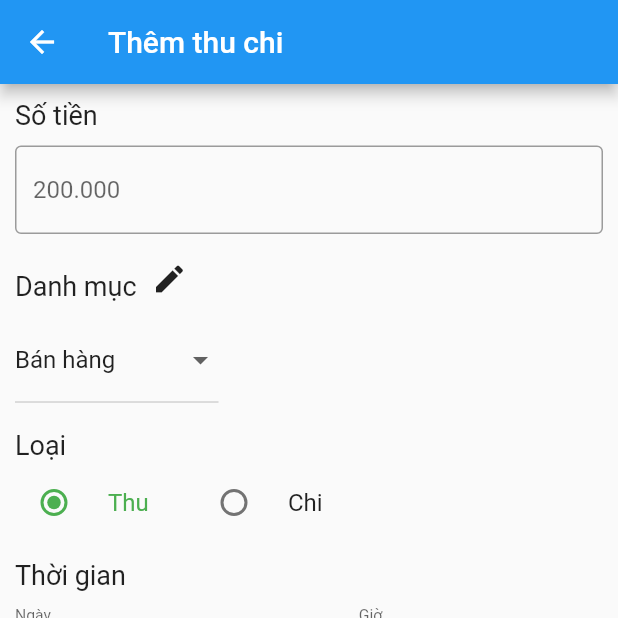
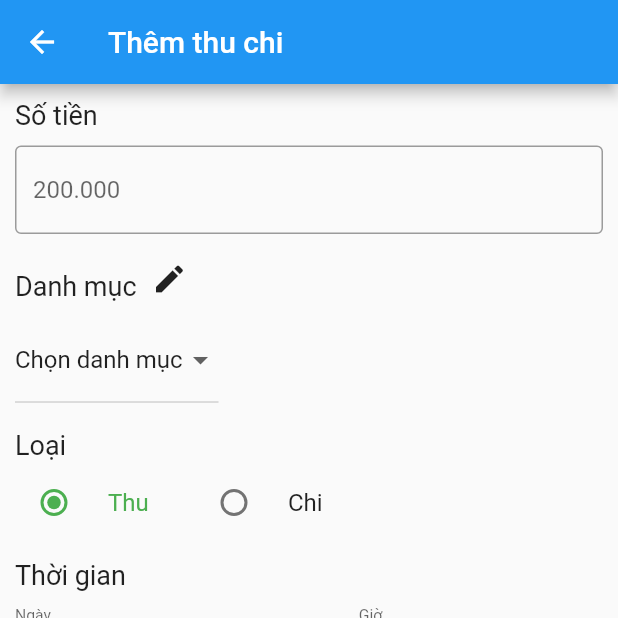
Before and after one commit to VinhShin/quanly_thuchi, a Flutter app: the RevenueExpenditurePage screen opened directly, after a tap on the "add" icon, on a phone screen of 412 x 824 dp, the top half of it. Run offline on Flutter 3.47's test engine with Material 2 defaults, Android fonts, the phone set to English and light mode, and no system bars; our stand-ins replace bloc, cloud_firestore, connectivity, equatable, firebase_auth, flutter_bloc and 5 more; missing offline and left inert: flutter_circular_chart; accounts and stored records are empty; statements that could not run were skipped.

Commit message:
+ update

```diff
--- a/lib/category/category.dart
+++ b/lib/category/category.dart
@@ -102,6 +102,7 @@ class _category extends State<Category> {
                   _listCate = state.listCategory;
                   buttonText = "Thêm";
                   _cateController.text = "";
+                  _cateBloc.dispatch(EmptyEvent());
                 }
 
                 else if (state is CateEdit) {
--- a/lib/edit_revenue_expenditure/bloc/edit_bloc.dart
+++ b/lib/edit_revenue_expenditure/bloc/edit_bloc.dart
@@ -6,10 +6,9 @@ import 'package:quanly_thuchi/repository/firestorage_repository.dart';
 import 'package:quanly_thuchi/model/transaction.dart';
 import 'dart:io';
 import 'package:connectivity/connectivity.dart';
-
+import 'package:quanly_thuchi/model/category_model.dart';
 
 class EditBloc extends Bloc<EditEvent, EditState> {
-
   FireStorageRepository _fireStorageRepository;
 
   EditBloc() {
@@ -25,43 +24,50 @@ class EditBloc extends Bloc<EditEvent, EditState> {
     // TODO: implement mapEventToState
 
     var connectivityResult = await (Connectivity().checkConnectivity());
-        if (connectivityResult == ConnectivityResult.mobile || connectivityResult == ConnectivityResult.wifi) {
+    if (connectivityResult == ConnectivityResult.mobile ||
+        connectivityResult == ConnectivityResult.wifi) {
+      if (event is LoadCategory) {
+        List<CategoryModel> listCate =
+            await _fireStorageRepository.getAllCategory();
+        yield EditAllCategory(listCate);
+      } else if (event is InsertData) {
         yield EditState.Loading();
-          if (event is InsertData) {
         yield* _insertData(event.reExData);
-          }else if (event is Delete){
+      } else if (event is Delete) {
+        yield EditState.Loading();
         yield* _delete(event.date, event.id);
-          } else if(event is Update){
+      } else if (event is Update) {
+        yield EditState.Loading();
         yield* _update(event.reExData);
       }
-        } else{
+    } else {
       yield EditState.FAIL();
     }
   }
 
   Stream<EditState> _insertData(Transaction data) async* {
-    try{
+    try {
       await _fireStorageRepository.createReExData(data);
       yield EditState.Insert(true);
-    }catch(_){
+    } catch (_) {
       yield EditState.Insert(false);
     }
   }
 
   Stream<EditState> _delete(String data, String id) async* {
-    try{
+    try {
       await _fireStorageRepository.deleteReExData(data, id);
       yield EditState.Delete(true);
-    }catch(_){
+    } catch (_) {
       yield EditState.Delete(false);
     }
   }
 
   Stream<EditState> _update(Transaction transaction) async* {
-    try{
+    try {
       await _fireStorageRepository.updateReExData(transaction);
       yield EditState.Update(true);
-    }catch(_){
+    } catch (_) {
       yield EditState.Update(false);
     }
   }
--- a/lib/edit_revenue_expenditure/bloc/edit_event.dart
+++ b/lib/edit_revenue_expenditure/bloc/edit_event.dart
@@ -2,35 +2,35 @@ import 'package:meta/meta.dart';
 import 'package:equatable/equatable.dart';
 import 'package:quanly_thuchi/model/transaction.dart';
 
-abstract class EditEvent extends Equatable{
-}
+abstract class EditEvent extends Equatable {}
 
-class InsertData extends EditEvent{
+class InsertData extends EditEvent {
   final Transaction reExData;
+
   InsertData({@required this.reExData});
 }
 
-class EditData extends EditEvent{
+class EditData extends EditEvent {}
 
-}
+class LoadCategory extends EditEvent {}
 
-class Delete extends EditEvent{
+class Delete extends EditEvent {
   String date;
   String id;
 
   Delete({this.date, this.id});
-
 }
 
-class Update extends EditEvent{
+class Update extends EditEvent {
   final Transaction reExData;
+
   Update({@required this.reExData});
 }
 
-class NoInternet extends EditEvent{
+class NoInternet extends EditEvent {
   NoInternet();
 }
 
-class CateChange extends EditEvent{
+class CateChange extends EditEvent {}
 
-}
+class editEventEmpty extends EditEvent{}
--- a/lib/edit_revenue_expenditure/bloc/edit_state.dart
+++ b/lib/edit_revenue_expenditure/bloc/edit_state.dart
@@ -1,4 +1,5 @@
 import 'package:meta/meta.dart';
+import 'package:quanly_thuchi/model/category_model.dart';
 
 final int STEP_INIT = 1;
 final int STEP_INSERT = STEP_INIT + 1;//2
@@ -34,14 +35,14 @@ class EditState{
   factory EditState.FAIL(){
     return EditState(currentStep: CONNECT_FAIL,status: true);
   }
-
-
-
 }
-
-
 
 class EditCateState extends EditState{
   String category;
   EditCateState({@required this.category});
 }
+
+class EditAllCategory extends EditState{
+  List<CategoryModel> list;
+  EditAllCategory(this.list);
+}
--- a/lib/edit_revenue_expenditure/edit_revenue_expendture.dart
+++ b/lib/edit_revenue_expenditure/edit_revenue_expendture.dart
@@ -51,8 +51,9 @@ class _EditPage extends State<EditPage> {
   TextEditingController noteInput = new TextEditingController();
   EditBloc _editBloc;
   int _radioValue1 = REVENUE_TYPE;
-  String category = "Bán hàng";
+  String category = "Chọn danh mục";
   bool isOnClick = false;
+  List<DropdownMenuItem<String>> listDropDonwMenuItem = new List();
 
   _EditPage(this.transaction);
 
@@ -65,6 +66,7 @@ class _EditPage extends State<EditPage> {
   @override
   void initState() {
     _editBloc = new EditBloc();
+    _editBloc.dispatch(LoadCategory());
     if (transaction != null) {
       moneyInput.text = formatMoney(transaction.money.toString());
       noteInput.text = transaction.note;
@@ -75,6 +77,8 @@ class _EditPage extends State<EditPage> {
       selectedTime = TimeOfDay(
           hour: int.parse(time[0]), minute: int.parse(time[1].split(" ")[0]));
     }
+    listDropDonwMenuItem.add(new DropdownMenuItem(value: "Chọn danh mục", child: new Text("Chọn danh mục")));
+
     super.initState();
   }
 
@@ -98,7 +102,9 @@ class _EditPage extends State<EditPage> {
                 ),
               ),
             );
-        } else if (editState.currentStep == CONNECT_FAIL) {
+        } else {
+          Scaffold.of(context)..hideCurrentSnackBar();
+          if (editState.currentStep == CONNECT_FAIL) {
 //          _showDialogNoNetWork();
             alertNotify(this.context, "Tác vụ thất bại",
                 "Bạn cần kết nối internet để thực hiện tác vụ này");
@@ -109,10 +115,25 @@ class _EditPage extends State<EditPage> {
           } else if (editState.currentStep == STEP_UPDATE && editState.status) {
             Navigator.pop(context, true);
           }
+        }
       },
       child: BlocBuilder(
           bloc: _editBloc,
           builder: (BuildContext context, EditState edistate) {
+            if (edistate is EditAllCategory) {
+              listDropDonwMenuItem = new List(edistate.list.length);
+              for (int i = 0; i < edistate.list.length; i++) {
+                listDropDonwMenuItem[i] = new DropdownMenuItem(
+                    value: edistate.list[i].name,
+                    child: new Text(edistate.list[i].name));
+              }
+              if (edistate.list.length > 0) {
+                category = edistate.list[0].name;
+              }
+              _editBloc.dispatch(editEventEmpty());
+//              listDropDonwMenuItem = getDropDownMenuItems();
+            }
+
             return SingleChildScrollView(
               child: new Column(
                 crossAxisAlignment: CrossAxisAlignment.start,
@@ -147,7 +168,7 @@ class _EditPage extends State<EditPage> {
                             margin: EdgeInsets.only(left: 10),
                             height: 60,
                             child: DropdownButton<String>(
-                              items: getDropDownMenuItems(),
+                              items: listDropDonwMenuItem,
                               value: category,
                               onChanged: (value) {
                                 dropDownButtonHandle(value);
@@ -299,14 +320,14 @@ class _EditPage extends State<EditPage> {
   }
 
   List<DropdownMenuItem<String>> getDropDownMenuItems() {
-    List<DropdownMenuItem<String>> items = new List(5);
+    List<DropdownMenuItem<String>> items = new List(1);
     items[0] =
         new DropdownMenuItem(value: "Bán hàng", child: new Text("Bán hàng"));
-    items[1] = new DropdownMenuItem(value: "Thu nợ", child: new Text("Thu nợ"));
-    items[2] = new DropdownMenuItem(value: "Vay nợ", child: new Text("Vay nợ"));
-    items[3] = new DropdownMenuItem(
-        value: "Điều chỉnh", child: new Text("Điều chỉnh"));
-    items[4] = new DropdownMenuItem(value: "khác", child: new Text("khác"));
+//    items[1] = new DropdownMenuItem(value: "Thu nợ", child: new Text("Thu nợ"));
+//    items[2] = new DropdownMenuItem(value: "Vay nợ", child: new Text("Vay nợ"));
+//    items[3] = new DropdownMenuItem(
+//        value: "Điều chỉnh", child: new Text("Điều chỉnh"));
+//    items[4] = new DropdownMenuItem(value: "khác", child: new Text("khác"));
     return items;
   }
 
@@ -362,7 +383,7 @@ class _EditPage extends State<EditPage> {
           selectedTime.format(context),
           noteInput.text,
           category,
-          'subuser');
+          '');
       if (transaction != null) {
         newTransaction.setId = transaction.id;
       }
@@ -405,12 +426,10 @@ class _EditPage extends State<EditPage> {
   void passEditCategory() async {
     var result = await Navigator.push(
       context,
-      MaterialPageRoute(
-          builder: (context) =>
-              Category()),
+      MaterialPageRoute(builder: (context) => Category()),
     );
-    if(result){
-//      _pageBloc.dispatch(PageLoadData(strDate4));
+    if (result == null) {
+      _editBloc.dispatch(LoadCategory());
     }
   }
 
```
Also changed, not shown: lib/home_page/tab/page_section.dart (+7 -0 lines). Lines whose indentation alone changed are shown as unchanged.
